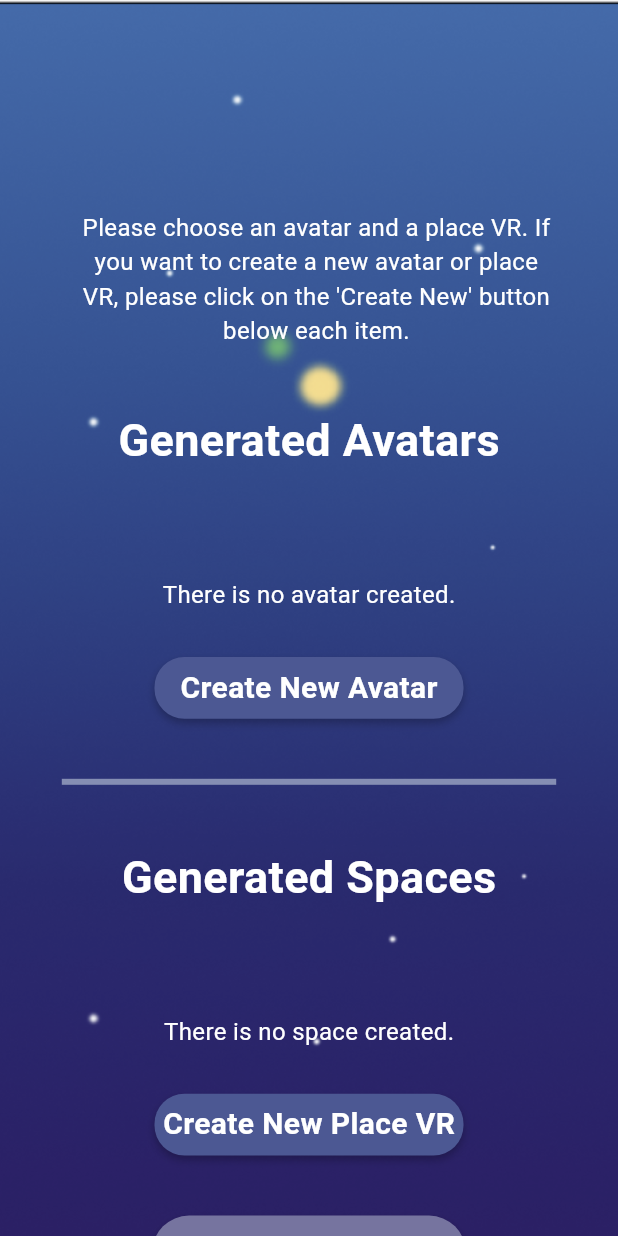
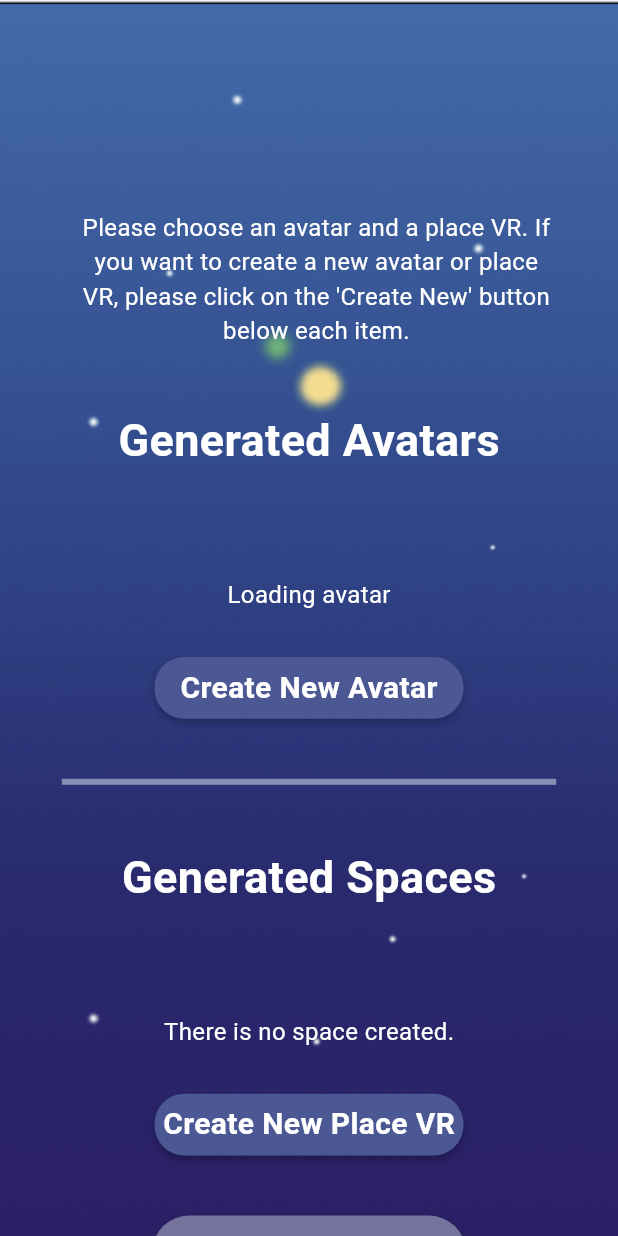
Before and after one commit to RememVR-2024-SolutionChallenge/RememVR-client, a Flutter app: the VrSelectPageWidget screen opened directly, on a phone screen of 412 x 824 dp. Run offline on Flutter 3.47's test engine with Material 3 defaults, Android fonts, the phone set to English and light mode, and no system bars; our stand-ins replace dio, flutter_widget_from_html, image_picker, percent_indicator, persistent_bottom_nav_bar, shared_preferences and 1 more; missing offline and left inert: flutter_custom_tabs; accounts and stored records are empty; network calls fail.

Commit message:
Fix: minor fix

```diff
--- a/lib/pages/caregiver/vr/VrSelectPage.dart
+++ b/lib/pages/caregiver/vr/VrSelectPage.dart
@@ -33,8 +33,8 @@ class _VrSelectPageWidgetState extends State<VrSelectPageWidget> {
   String _uid = "";
   void initState() {
     super.initState();
+    _aiServerHealthCheck();
     _loadCreatedResources();
-    _aiServerHealthCheck();
   }
 
   Future<void> _loadCreatedResources() async {
@@ -182,7 +182,7 @@ class _VrSelectPageWidgetState extends State<VrSelectPageWidget> {
                       )),
                 ),
                 _createdAvatars.isEmpty
-                    ? Text("There is no avatar created.",
+                    ? Text("Loading avatar",
                         style: TextStyle(
                           color: Colors.white,
                           fontSize: 16,
--- a/lib/pages/carerecipient/vr/VrStartPage.dart
+++ b/lib/pages/carerecipient/vr/VrStartPage.dart
@@ -61,7 +61,7 @@ class _VrStartPageWidgetState extends State<VrStartPageWidget> {
                             ? VrStartPageWidget(
                                 type: "Continue",
                                 destination: VrExperiencePageWidget())
-                            : VrExperiencePageWidget()));
+                            : VrSelectPageWidget()));
               },
             ),
             GestureDetector(
--- a/lib/services/CaregiverService.dart
+++ b/lib/services/CaregiverService.dart
@@ -175,6 +175,7 @@ class CaregiverService extends ChangeNotifier {
                 File file = File(path.join(
                     vrDirectory.path, path.basename(url).substring(0, 9)));
                 await file.writeAsBytes(response.bodyBytes);
+                print(file.path);
               } else {
                 print('Failed to download file from $url');
               }
@@ -233,6 +234,7 @@ class CaregiverService extends ChangeNotifier {
                 File file = File(path.join(
                     vrDirectory.path, path.basename(url).substring(0, 9)));
                 await file.writeAsBytes(response.bodyBytes);
+                print(file.path);
               } else {
                 print('Failed to download file from $url');
               }
```
